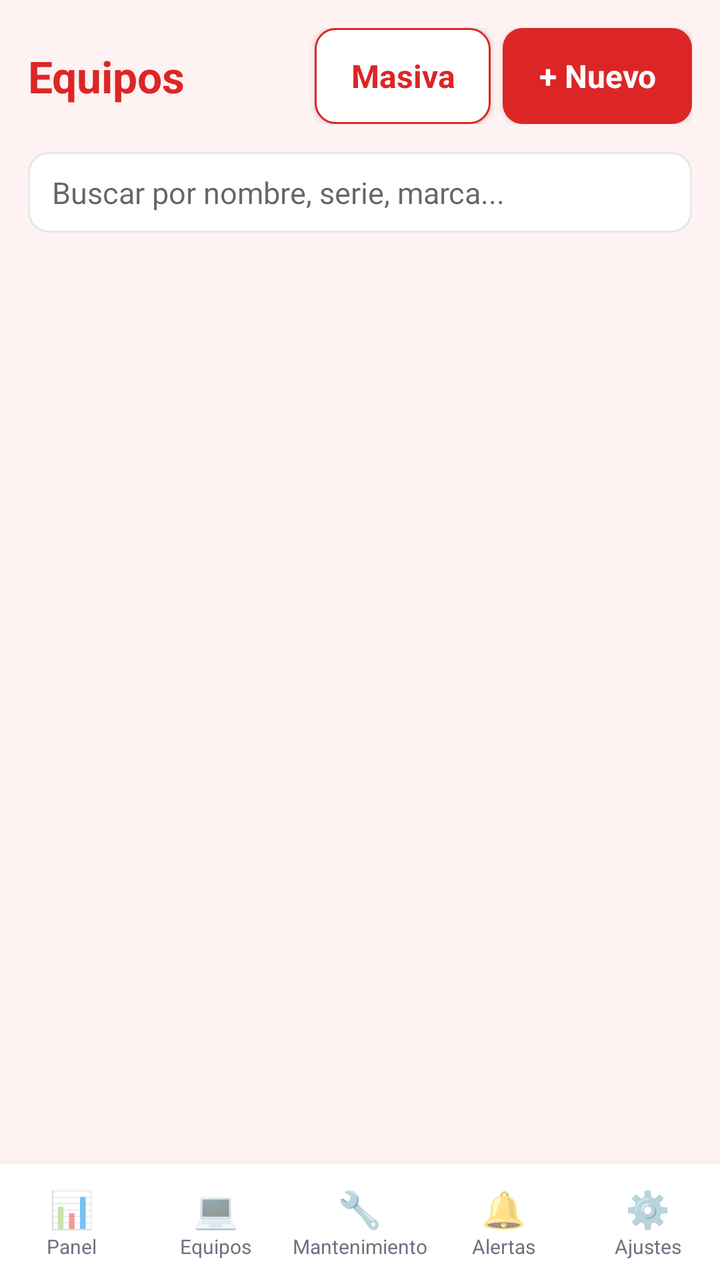
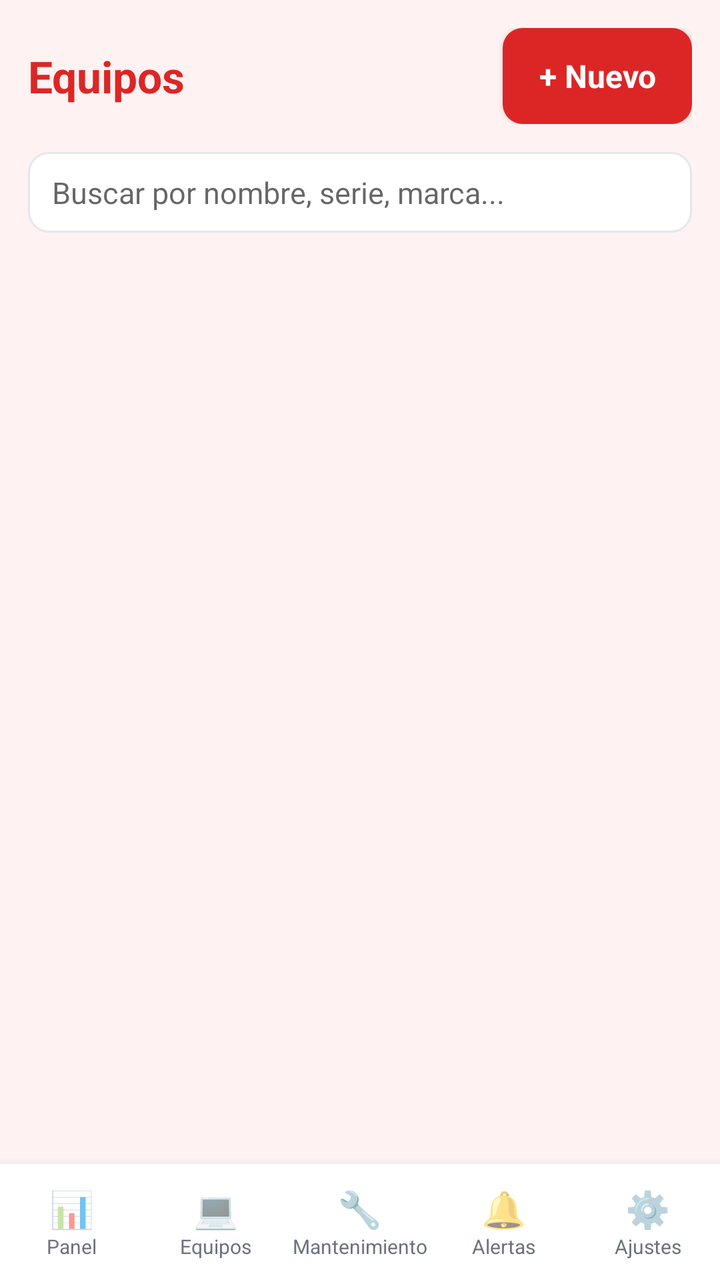

Screens rendered from an Android XML layout before and after an edit, with the pre-edit source and the edit as a unified diff.
<!-- AndroidManifest.xml: application theme AppTheme -->
<!-- res/layout/activity_equipos.xml -->
<?xml version="1.0" encoding="utf-8"?>
<LinearLayout xmlns:android="http://schemas.android.com/apk/res/android"
    android:layout_width="match_parent"
    android:layout_height="match_parent"
    android:orientation="vertical"
    android:fitsSystemWindows="true"
    android:background="@color/bg">

    <LinearLayout
        android:layout_width="match_parent"
        android:layout_height="wrap_content"
        android:orientation="horizontal"
        android:gravity="center_vertical"
        android:padding="14dp">

        <TextView
            android:layout_width="0dp"
            android:layout_height="wrap_content"
            android:layout_weight="1"
            style="@style/Title"
            android:text="Equipos" />

        <Button
            android:id="@+id/btnCargaMasiva"
            style="@style/BtnOutline"
            android:layout_width="wrap_content"
            android:layout_height="wrap_content"
            android:layout_marginRight="6dp"
            android:text="Masiva" />

        <Button
            android:id="@+id/btnNuevoEquipo"
            style="@style/BtnPrimary"
            android:layout_width="wrap_content"
            android:layout_height="wrap_content"
            android:text="+ Nuevo" />
    </LinearLayout>

    <EditText
        android:id="@+id/searchEquipo"
        style="@style/Input"
        android:layout_marginLeft="14dp"
        android:layout_marginRight="14dp"
        android:layout_marginBottom="6dp"
        android:hint="Buscar por nombre, serie, marca..."
        android:singleLine="true"
        android:imeOptions="actionSearch" />

    <ListView
        android:id="@+id/listaEquipos"
        android:layout_width="match_parent"
        android:layout_height="0dp"
        android:layout_weight="1"
        android:divider="@null"
        android:dividerHeight="0dp" />

    <TextView
        android:id="@+id/emptyEquipos"
        android:layout_width="match_parent"
        android:layout_height="wrap_content"
        android:gravity="center"
        android:padding="30dp"
        android:text="No hay equipos registrados."
        android:textColor="@color/text_secondary"
        android:textSize="14sp"
        android:visibility="gone" />

    <include layout="@layout/nav_bottom" />
</LinearLayout>
<!-- res/layout/nav_bottom.xml (included above) -->
<?xml version="1.0" encoding="utf-8"?>
<LinearLayout xmlns:android="http://schemas.android.com/apk/res/android"
    android:id="@+id/bottomNav"
    android:layout_width="match_parent"
    android:layout_height="wrap_content"
    android:orientation="horizontal"
    android:background="@color/card"
    android:elevation="8dp"
    android:paddingTop="6dp"
    android:paddingBottom="6dp">

    <LinearLayout
        android:id="@+id/navPanel"
        android:layout_width="0dp"
        android:layout_height="wrap_content"
        android:layout_weight="1"
        android:gravity="center"
        android:orientation="vertical"
        android:paddingTop="4dp"
        android:paddingBottom="4dp">

        <TextView
            android:layout_width="wrap_content"
            android:layout_height="wrap_content"
            android:text="📊"
            android:textSize="18sp" />

        <TextView
            android:layout_width="wrap_content"
            android:layout_height="wrap_content"
            android:text="Panel"
            android:textSize="10sp"
            android:textColor="@color/text_secondary" />
    </LinearLayout>

    <LinearLayout
        android:id="@+id/navEquipos"
        android:layout_width="0dp"
        android:layout_height="wrap_content"
        android:layout_weight="1"
        android:gravity="center"
        android:orientation="vertical"
        android:paddingTop="4dp"
        android:paddingBottom="4dp">

        <TextView
            android:layout_width="wrap_content"
            android:layout_height="wrap_content"
            android:text="💻"
            android:textSize="18sp" />

        <TextView
            android:layout_width="wrap_content"
            android:layout_height="wrap_content"
            android:text="Equipos"
            android:textSize="10sp"
            android:textColor="@color/text_secondary" />
    </LinearLayout>

    <LinearLayout
        android:id="@+id/navMantenimientos"
        android:layout_width="0dp"
        android:layout_height="wrap_content"
        android:layout_weight="1"
        android:gravity="center"
        android:orientation="vertical"
        android:paddingTop="4dp"
        android:paddingBottom="4dp">

        <TextView
            android:layout_width="wrap_content"
            android:layout_height="wrap_content"
            android:text="🔧"
            android:textSize="18sp" />

        <TextView
            android:layout_width="wrap_content"
            android:layout_height="wrap_content"
            android:text="Mantenimiento"
            android:textSize="10sp"
            android:textColor="@color/text_secondary" />
    </LinearLayout>

    <LinearLayout
        android:id="@+id/navAlertas"
        android:layout_width="0dp"
        android:layout_height="wrap_content"
        android:layout_weight="1"
        android:gravity="center"
        android:orientation="vertical"
        android:paddingTop="4dp"
        android:paddingBottom="4dp">

        <TextView
            android:layout_width="wrap_content"
            android:layout_height="wrap_content"
            android:text="🔔"
            android:textSize="18sp" />

        <TextView
            android:layout_width="wrap_content"
            android:layout_height="wrap_content"
            android:text="Alertas"
            android:textSize="10sp"
            android:textColor="@color/text_secondary" />
    </LinearLayout>

    <LinearLayout
        android:id="@+id/navConfig"
        android:layout_width="0dp"
        android:layout_height="wrap_content"
        android:layout_weight="1"
        android:gravity="center"
        android:orientation="vertical"
        android:paddingTop="4dp"
        android:paddingBottom="4dp">

        <TextView
            android:layout_width="wrap_content"
            android:layout_height="wrap_content"
            android:text="⚙️"
            android:textSize="18sp" />

        <TextView
            android:layout_width="wrap_content"
            android:layout_height="wrap_content"
            android:text="Ajustes"
            android:textSize="10sp"
            android:textColor="@color/text_secondary" />
    </LinearLayout>
</LinearLayout>
<!-- resources referenced by this layout -->
<resources>
  <color name="bg">#FEF2F2</color>
  <color name="card">#FFFFFF</color>
  <color name="text_secondary">#6B7280</color>
  <style name="BtnOutline" parent="android:Widget.Button">
          <item name="android:background">@drawable/bg_button_outline</item>
          <item name="android:textColor">@color/primary</item>
          <item name="android:textSize">16sp</item>
          <item name="android:textStyle">bold</item>
          <item name="android:textAllCaps">false</item>
          <item name="android:paddingLeft">18dp</item>
          <item name="android:paddingRight">18dp</item>
          <item name="android:paddingTop">10dp</item>
          <item name="android:paddingBottom">10dp</item>
      </style>
  <style name="Input">
          <item name="android:background">@drawable/bg_input</item>
          <item name="android:paddingLeft">12dp</item>
          <item name="android:paddingRight">12dp</item>
          <item name="android:paddingTop">10dp</item>
          <item name="android:paddingBottom">10dp</item>
          <item name="android:textSize">15sp</item>
          <item name="android:textColor">@color/text_primary</item>
          <item name="android:layout_width">match_parent</item>
          <item name="android:layout_height">wrap_content</item>
      </style>
  <style name="Title">
          <item name="android:textSize">22sp</item>
          <item name="android:textStyle">bold</item>
          <item name="android:textColor">@color/primary</item>
      </style>
  <style name="AppTheme" parent="android:Theme.Material.Light.NoActionBar">
          <item name="android:statusBarColor">@color/primary</item>
          <item name="android:navigationBarColor">@color/primary</item>
          <item name="android:windowBackground">@color/bg</item>
          <item name="android:colorAccent">@color/primary</item>
          <item name="android:forceDarkAllowed">false</item>
          <item name="android:windowOptOutEdgeToEdgeEnforcement">true</item>
          <item name="android:windowLayoutInDisplayCutoutMode">shortEdges</item>
      </style>
  <!-- drawable bg_button_outline (drawable) -->
  <?xml version="1.0" encoding="utf-8"?>
  <selector xmlns:android="http://schemas.android.com/apk/res/android">
      <item android:state_pressed="true">
          <shape android:shape="rectangle">
              <solid android:color="@color/primary_light" />
              <stroke android:width="1dp" android:color="@color/primary" />
              <corners android:radius="10dp" />
          </shape>
      </item>
      <item>
          <shape android:shape="rectangle">
              <solid android:color="@color/card" />
              <stroke android:width="1dp" android:color="@color/primary" />
              <corners android:radius="10dp" />
          </shape>
      </item>
  </selector>
  <color name="primary">#DC2626</color>
  <!-- drawable bg_button_primary (drawable) -->
  <?xml version="1.0" encoding="utf-8"?>
  <selector xmlns:android="http://schemas.android.com/apk/res/android">
      <item android:state_pressed="true">
          <shape android:shape="rectangle">
              <solid android:color="@color/primary_dark" />
              <corners android:radius="10dp" />
          </shape>
      </item>
      <item>
          <shape android:shape="rectangle">
              <solid android:color="@color/primary" />
              <corners android:radius="10dp" />
          </shape>
      </item>
  </selector>
  <color name="text_primary">#4A1D1D</color>
  <color name="primary_light">#FEE2E2</color>
  <color name="primary_dark">#B91C1C</color>
  <color name="border">#E5E7EB</color>
  <!-- unchanged entries left out for length: 2 -->
</resources>

<!-- the commit's change to res/layout/activity_equipos.xml (unified diff, before → after) -->
@@ -19,14 +19,6 @@
             android:layout_weight="1"
             style="@style/Title"
             android:text="Equipos" />
-
-        <Button
-            android:id="@+id/btnCargaMasiva"
-            style="@style/BtnOutline"
-            android:layout_width="wrap_content"
-            android:layout_height="wrap_content"
-            android:layout_marginRight="6dp"
-            android:text="Masiva" />
 
         <Button
             android:id="@+id/btnNuevoEquipo"
<!-- resource entries referenced after the edit -->
@@ -3,17 +3,6 @@
   <color name="bg">#FEF2F2</color>
   <color name="card">#FFFFFF</color>
   <color name="text_secondary">#6B7280</color>
-  <style name="BtnOutline" parent="android:Widget.Button">
-          <item name="android:background">@drawable/bg_button_outline</item>
-          <item name="android:textColor">@color/primary</item>
-          <item name="android:textSize">16sp</item>
-          <item name="android:textStyle">bold</item>
-          <item name="android:textAllCaps">false</item>
-          <item name="android:paddingLeft">18dp</item>
-          <item name="android:paddingRight">18dp</item>
-          <item name="android:paddingTop">10dp</item>
-          <item name="android:paddingBottom">10dp</item>
-      </style>
   <style name="Input">
           <item name="android:background">@drawable/bg_input</item>
           <item name="android:paddingLeft">12dp</item>
@@ -39,24 +28,6 @@
           <item name="android:windowOptOutEdgeToEdgeEnforcement">true</item>
           <item name="android:windowLayoutInDisplayCutoutMode">shortEdges</item>
       </style>
-  <!-- drawable bg_button_outline (drawable) -->
-  <?xml version="1.0" encoding="utf-8"?>
-  <selector xmlns:android="http://schemas.android.com/apk/res/android">
-      <item android:state_pressed="true">
-          <shape android:shape="rectangle">
-              <solid android:color="@color/primary_light" />
-              <stroke android:width="1dp" android:color="@color/primary" />
-              <corners android:radius="10dp" />
-          </shape>
-      </item>
-      <item>
-          <shape android:shape="rectangle">
-              <solid android:color="@color/card" />
-              <stroke android:width="1dp" android:color="@color/primary" />
-              <corners android:radius="10dp" />
-          </shape>
-      </item>
-  </selector>
   <color name="primary">#DC2626</color>
   <!-- drawable bg_button_primary (drawable) -->
   <?xml version="1.0" encoding="utf-8"?>
@@ -75,7 +46,6 @@
       </item>
   </selector>
   <color name="text_primary">#4A1D1D</color>
-  <color name="primary_light">#FEE2E2</color>
   <color name="primary_dark">#B91C1C</color>
   <color name="border">#E5E7EB</color>
   <!-- unchanged entries left out for length: 2 -->
